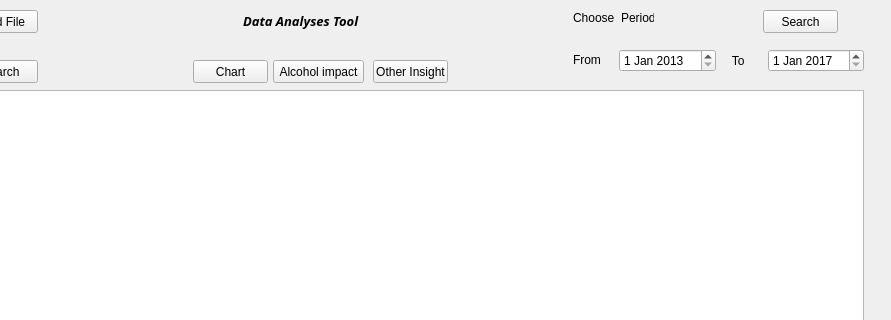
Before: the Qt Designer form main.ui in U34rAli/crash-statistics-victoria, drawn with Qt 5; both pictures show x 327 to 1218 and y 0 to 320 of the 1218 by 620 pixel window.
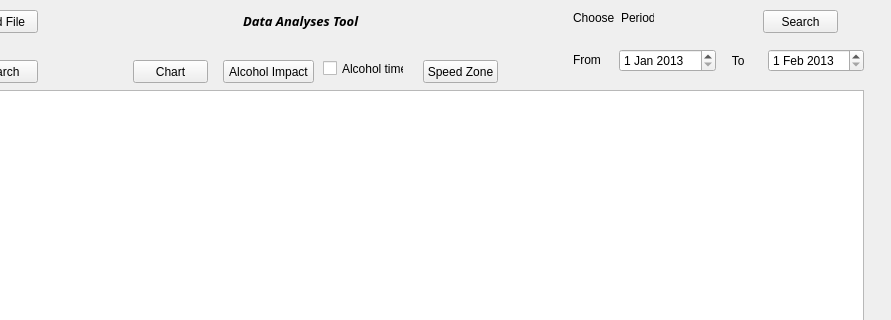
After: the same form once the commit is applied.

Diff of the .ui file:
```diff
--- a/main.ui
+++ b/main.ui
@@ -127,10 +127,20 @@
      </item>
      <item>
       <widget class="QDateEdit" name="enddate">
+       <property name="dateTime">
+        <datetime>
+         <hour>0</hour>
+         <minute>0</minute>
+         <second>0</second>
+         <year>2013</year>
+         <month>2</month>
+         <day>1</day>
+        </datetime>
+       </property>
        <property name="date">
         <date>
-         <year>2017</year>
-         <month>1</month>
+         <year>2013</year>
+         <month>2</month>
          <day>1</day>
         </date>
        </property>
@@ -230,7 +240,7 @@
    <widget class="QPushButton" name="accidentchart">
     <property name="geometry">
      <rect>
-      <x>520</x>
+      <x>460</x>
       <y>60</y>
       <width>75</width>
       <height>23</height>
@@ -243,27 +253,27 @@
    <widget class="QPushButton" name="otherinsightbtn">
     <property name="geometry">
      <rect>
-      <x>700</x>
+      <x>750</x>
       <y>60</y>
       <width>75</width>
       <height>23</height>
      </rect>
     </property>
     <property name="text">
-     <string>Other Insight</string>
+     <string>Speed Zone</string>
     </property>
    </widget>
    <widget class="QPushButton" name="impactbtn">
     <property name="geometry">
      <rect>
-      <x>600</x>
+      <x>550</x>
       <y>60</y>
       <width>91</width>
       <height>23</height>
      </rect>
     </property>
     <property name="text">
-     <string>Alcohol impact</string>
+     <string>Alcohol Impact</string>
     </property>
    </widget>
    <widget class="QPushButton" name="datesearchbtn">
@@ -279,6 +289,19 @@
      <string>Search</string>
     </property>
    </widget>
+   <widget class="QCheckBox" name="alcoholCheckBox">
+    <property name="geometry">
+     <rect>
+      <x>650</x>
+      <y>60</y>
+      <width>81</width>
+      <height>17</height>
+     </rect>
+    </property>
+    <property name="text">
+     <string>Alcohol time</string>
+    </property>
+   </widget>
   </widget>
  </widget>
  <resources/>
```
